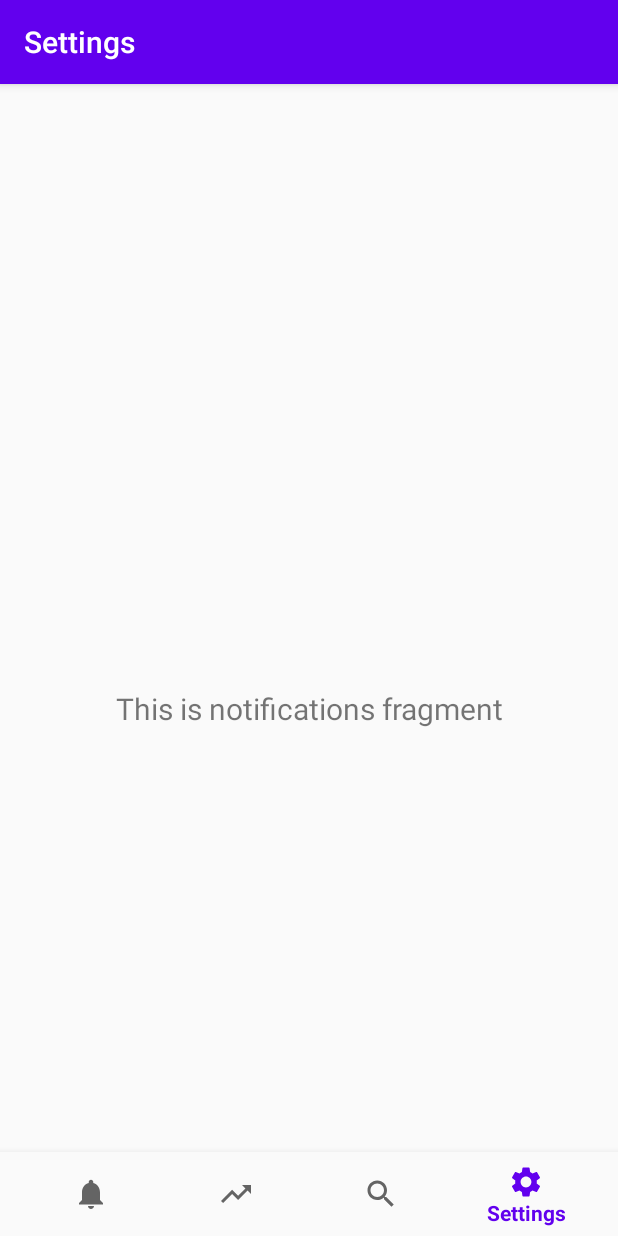
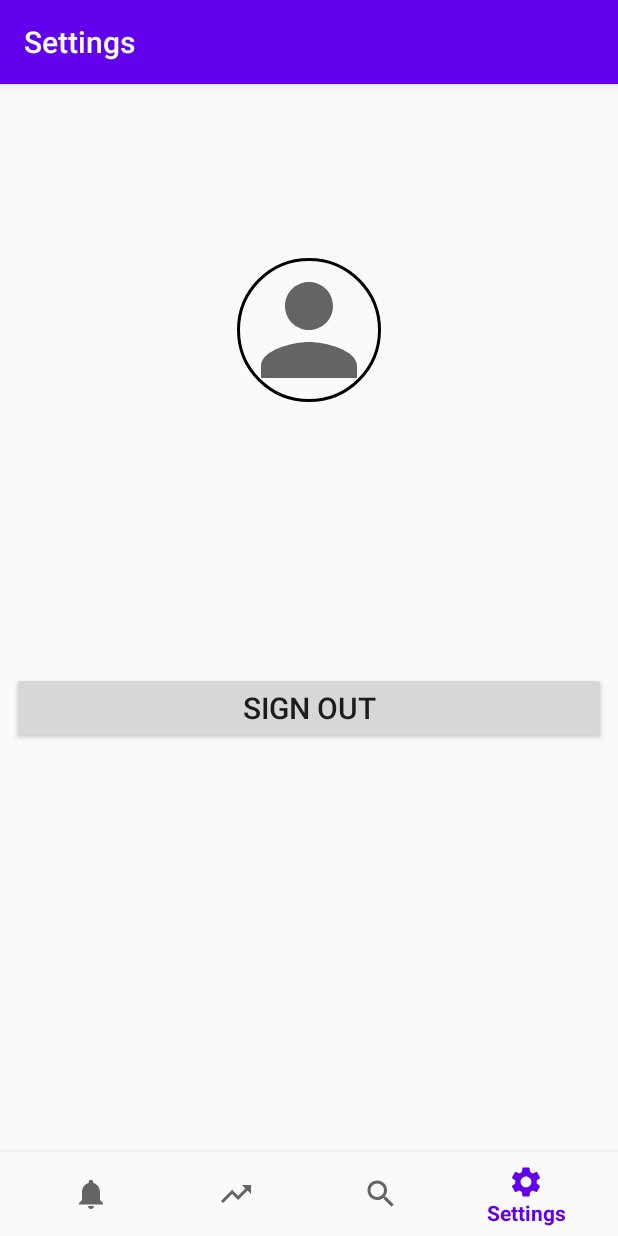
Before and after one commit to SwagatoMondal/Stockify-Android, an Android app: the HomeActivity screen opened directly, with no data from a screen before it, item 4 of the bottom bar chosen, on a phone screen of 412 x 824 dp. Run offline under Robolectric (Android 15) with nearby library versions, the phone set to English and light mode, and no system bars; our stand-ins replace CircleImageView, Firebase (no records; nobody signed in at launch, a user with empty details on screens opened directly), navigation-ui.

Commit message:
Settings page with user details
Settings page with user details

```diff
--- a/Stockify/app/build.gradle
+++ b/Stockify/app/build.gradle
@@ -11,6 +11,7 @@ android {
         targetSdkVersion 30
         versionCode 1
         versionName "1.0"
+        multiDexEnabled true
 
         testInstrumentationRunner "androidx.test.runner.AndroidJUnitRunner"
     }
@@ -48,4 +49,9 @@ dependencies {
     implementation platform('com.google.firebase:firebase-bom:28.4.0')
     implementation 'com.google.firebase:firebase-auth'
     implementation 'com.google.android.gms:play-services-auth:19.2.0'
+    implementation 'com.android.support:multidex:1.0.3'
+
+    implementation 'de.hdodenhof:circleimageview:3.1.0'
+    implementation 'com.github.bumptech.glide:glide:4.12.0'
+    annotationProcessor 'com.github.bumptech.glide:compiler:4.12.0'
 }
--- a/Stockify/app/src/main/java/com/aas/stockify/SplashscreenActivity.java
+++ b/Stockify/app/src/main/java/com/aas/stockify/SplashscreenActivity.java
@@ -61,6 +61,7 @@ public class SplashscreenActivity extends AppCompatActivity {
         GoogleSignInOptions gso = new GoogleSignInOptions.Builder(GoogleSignInOptions.DEFAULT_SIGN_IN)
                 .requestIdToken("121097474425-ot0iv051qlhqtj5keqatsh4m6qopb27t.apps.googleusercontent.com")
                 .requestEmail()
+                .requestProfile()
                 .build();
         GoogleSignInClient googleSignInClient = GoogleSignIn.getClient(this, gso);
 
--- /dev/null
+++ b/Stockify/app/src/main/java/com/aas/stockify/ui/settings/SettingsFragment.java
@@ -0,0 +1,76 @@
+package com.aas.stockify.ui.settings;
+
+import android.content.Intent;
+import android.net.Uri;
+import android.os.Bundle;
+import android.view.LayoutInflater;
+import android.view.View;
+import android.view.ViewGroup;
+import android.widget.TextView;
+import android.widget.Toast;
+
+import androidx.annotation.NonNull;
+import androidx.annotation.Nullable;
+import androidx.fragment.app.Fragment;
+import androidx.lifecycle.Observer;
+import androidx.lifecycle.ViewModelProvider;
+
+import com.aas.stockify.HomeActivity;
+import com.aas.stockify.R;
+import com.aas.stockify.SplashscreenActivity;
+import com.aas.stockify.databinding.FragmentSettingsBinding;
+import com.bumptech.glide.Glide;
+import com.google.firebase.auth.FirebaseAuth;
+import com.google.firebase.auth.FirebaseUser;
+
+public class SettingsFragment extends Fragment {
+
+    private SettingsViewModel settingsViewModel;
+    private FragmentSettingsBinding binding;
+
+    public View onCreateView(@NonNull LayoutInflater inflater,
+                             ViewGroup container, Bundle savedInstanceState) {
+        settingsViewModel =
+                new ViewModelProvider(this).get(SettingsViewModel.class);
+
+        binding = FragmentSettingsBinding.inflate(inflater, container, false);
+        View root = binding.getRoot();
+
+        settingsViewModel.getText().observe(getViewLifecycleOwner(), new Observer<String>() {
+            @Override
+            public void onChanged(@Nullable String s) {
+                setProfileDetails();
+            }
+        });
+        return root;
+    }
+
+    @Override
+    public void onDestroyView() {
+        super.onDestroyView();
+        binding = null;
+    }
+
+    private void setProfileDetails() {
+        FirebaseUser user = FirebaseAuth.getInstance().getCurrentUser();
+        if (user != null) {
+            // Name, email address, and profile photo Url
+            binding.name.setText(user.getDisplayName());
+            binding.email.setText(user.getEmail());
+            if (user.getPhotoUrl() != null)
+                Glide.with(this).load(user.getPhotoUrl()).into(binding.profileImage);
+            binding.signOut.setOnClickListener(v -> {
+                FirebaseAuth.getInstance().signOut();
+                openSplash();
+            });
+        }
+    }
+
+    private void openSplash() {
+        Intent homeIntent = new Intent(getContext(), SplashscreenActivity.class);
+        startActivity(homeIntent);
+        if (getActivity() != null)
+            getActivity().finish();
+        Toast.makeText(getContext(), R.string.logged_out, Toast.LENGTH_SHORT).show();
+    }
+}
--- /dev/null
+++ b/Stockify/app/src/main/java/com/aas/stockify/ui/settings/SettingsViewModel.java
@@ -0,0 +1,19 @@
+package com.aas.stockify.ui.settings;
+
+import androidx.lifecycle.LiveData;
+import androidx.lifecycle.MutableLiveData;
+import androidx.lifecycle.ViewModel;
+
+public class SettingsViewModel extends ViewModel {
+
+    private MutableLiveData<String> mText;
+
+    public SettingsViewModel() {
+        mText = new MutableLiveData<>();
+        mText.setValue("This is settings fragment");
+    }
+
+    public LiveData<String> getText() {
+        return mText;
+    }
+}
--- /dev/null
+++ b/Stockify/app/src/main/res/drawable/ic_profile.xml
@@ -0,0 +1,10 @@
+<vector xmlns:android="http://schemas.android.com/apk/res/android"
+    android:width="24dp"
+    android:height="24dp"
+    android:viewportWidth="24"
+    android:viewportHeight="24"
+    android:tint="?attr/colorControlNormal">
+  <path
+      android:fillColor="@android:color/white"
+      android:pathData="M12,12c2.21,0 4,-1.79 4,-4s-1.79,-4 -4,-4 -4,1.79 -4,4 1.79,4 4,4zM12,14c-2.67,0 -8,1.34 -8,4v2h16v-2c0,-2.66 -5.33,-4 -8,-4z"/>
+</vector>
--- /dev/null
+++ b/Stockify/app/src/main/res/layout/fragment_settings.xml
@@ -0,0 +1,60 @@
+<?xml version="1.0" encoding="utf-8"?>
+<androidx.constraintlayout.widget.ConstraintLayout xmlns:android="http://schemas.android.com/apk/res/android"
+    xmlns:app="http://schemas.android.com/apk/res-auto"
+    xmlns:tools="http://schemas.android.com/tools"
+    android:layout_width="match_parent"
+    android:layout_height="match_parent"
+    tools:context=".ui.settings.SettingsFragment">
+
+    <androidx.appcompat.widget.AppCompatButton
+        android:id="@+id/sign_out"
+        android:layout_width="match_parent"
+        android:layout_height="wrap_content"
+        android:layout_marginStart="8dp"
+        android:layout_marginTop="8dp"
+        android:layout_marginEnd="8dp"
+        android:textAlignment="center"
+        android:textSize="20sp"
+        android:text="@string/sign_out"
+        app:layout_constraintBottom_toBottomOf="parent"
+        app:layout_constraintEnd_toEndOf="parent"
+        app:layout_constraintStart_toStartOf="parent"
+        app:layout_constraintTop_toTopOf="parent"
+        android:gravity="center_horizontal" />
+
+    <de.hdodenhof.circleimageview.CircleImageView
+        android:id="@+id/profile_image"
+        android:layout_width="96dp"
+        android:layout_height="96dp"
+        android:layout_marginTop="60dp"
+        android:src="@drawable/ic_profile"
+        app:layout_constraintTop_toTopOf="parent"
+        app:layout_constraintStart_toStartOf="parent"
+        app:layout_constraintEnd_toEndOf="parent"
+        app:civ_border_width="2dp"
+        app:civ_border_color="#FF000000"/>
+
+    <TextView
+        android:id="@+id/name"
+        android:layout_width="wrap_content"
+        android:layout_height="wrap_content"
+        android:layout_marginTop="10dp"
+        app:layout_constraintTop_toBottomOf="@id/profile_image"
+        app:layout_constraintEnd_toEndOf="parent"
+        app:layout_constraintStart_toStartOf="parent"
+        android:textColor="@android:color/black"
+        android:text="@string/user_name"
+        android:textSize="20sp" />
+
+    <TextView
+        android:id="@+id/email"
+        android:layout_width="wrap_content"
+        android:layout_height="wrap_content"
+        android:layout_marginTop="10dp"
+        app:layout_constraintTop_toBottomOf="@id/name"
+        app:layout_constraintEnd_toEndOf="parent"
+        app:layout_constraintStart_toStartOf="parent"
+        android:text="@string/user_email"
+        android:textSize="15sp" />
+
+</androidx.constraintlayout.widget.ConstraintLayout>
--- a/Stockify/app/src/main/res/navigation/mobile_navigation.xml
+++ b/Stockify/app/src/main/res/navigation/mobile_navigation.xml
@@ -25,7 +25,7 @@
 
     <fragment
         android:id="@+id/navigation_settings"
-        android:name="com.aas.stockify.ui.notifications.NotificationsFragment"
+        android:name="com.aas.stockify.ui.settings.SettingsFragment"
         android:label="@string/title_settings"
-        tools:layout="@layout/fragment_notifications" />
+        tools:layout="@layout/fragment_settings" />
 </navigation>
--- a/Stockify/app/src/main/res/values/strings.xml
+++ b/Stockify/app/src/main/res/values/strings.xml
@@ -10,4 +10,9 @@
     <string name="title_settings">Settings</string>
     <string name="title_dashboard">Dashboard</string>
     <string name="title_notifications">Notifications</string>
+
+    <string name="user_name">User name</string>
+    <string name="user_email">user@email.com</string>
+    <string name="sign_out">Sign Out</string>
+    <string name="logged_out">You have been logged out</string>
 </resources>
--- a/Stockify/build.gradle
+++ b/Stockify/build.gradle
@@ -5,7 +5,7 @@ buildscript {
         jcenter()
     }
     dependencies {
-        classpath "com.android.tools.build:gradle:4.0.1"
+        classpath "com.android.tools.build:gradle:4.0.2"
         classpath 'com.google.gms:google-services:4.3.10'
 
         // NOTE: Do not place your application dependencies here; they belong
```
